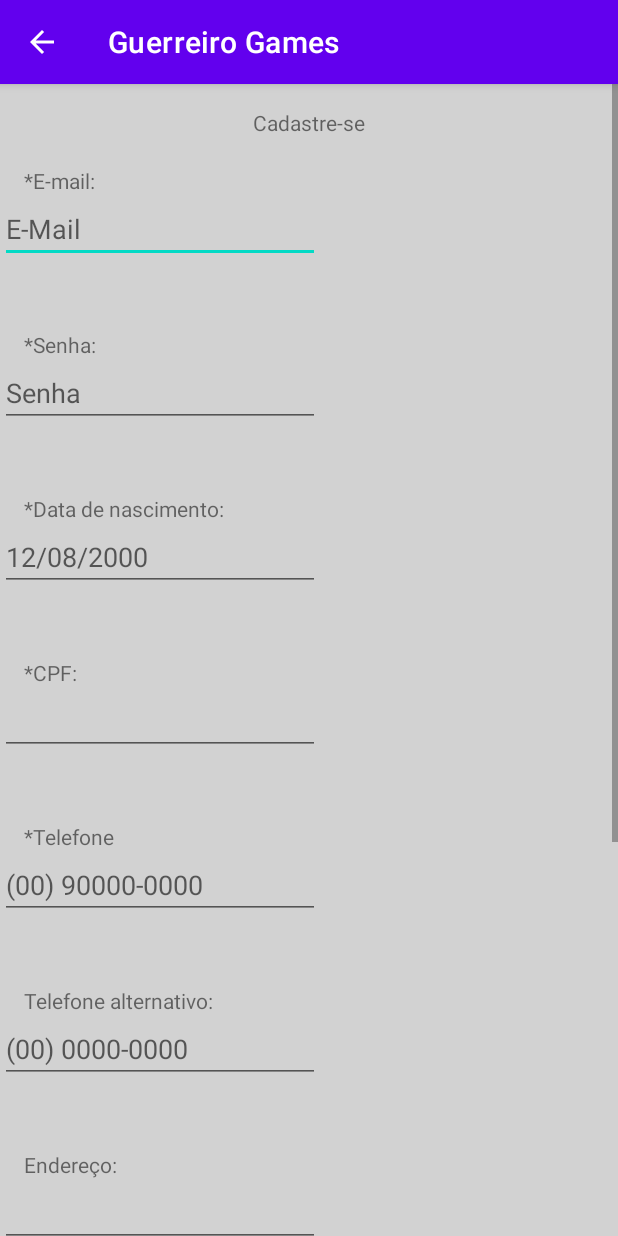
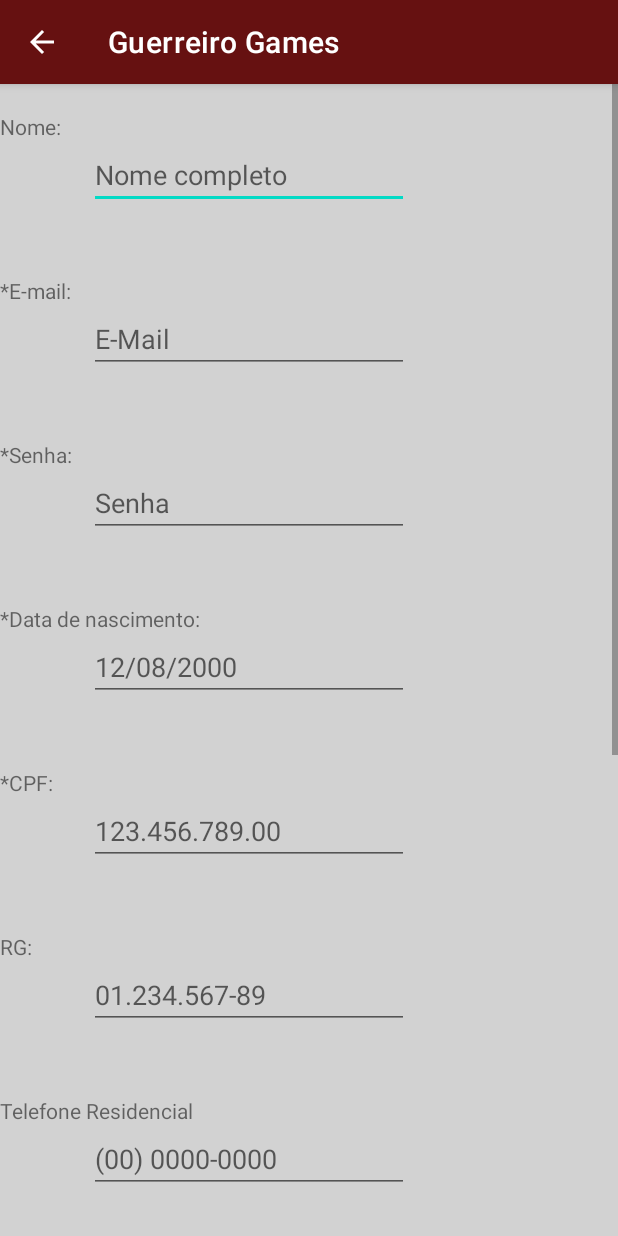
Before and after one commit to gionneves/Android, an Android app: the TelaCadastro screen opened directly, with no data from a screen before it, on a phone screen of 412 x 824 dp. Run offline under Robolectric (Android 15) with nearby library versions, the phone set to English and light mode, and no system bars.

Commit message:
Terminando formulario de cadastro

```diff
--- a/app/src/main/res/layout/activity_main.xml
+++ b/app/src/main/res/layout/activity_main.xml
@@ -12,6 +12,7 @@
         android:layout_width="wrap_content"
         android:layout_height="122dp"
         android:layout_marginTop="8dp"
+        app:layout_constraintEnd_toEndOf="parent"
         app:layout_constraintStart_toStartOf="parent"
         app:layout_constraintTop_toTopOf="parent"
         app:srcCompat="@drawable/gg_dez_oitenta" />
@@ -20,11 +21,11 @@
         android:id="@+id/loginGetEmail"
         android:layout_width="wrap_content"
         android:layout_height="wrap_content"
-        android:layout_marginStart="64dp"
         android:layout_marginTop="24dp"
         android:ems="10"
         android:hint="@string/get_text_email"
         android:inputType="textPersonName"
+        app:layout_constraintEnd_toEndOf="parent"
         app:layout_constraintStart_toStartOf="parent"
         app:layout_constraintTop_toBottomOf="@+id/imageView2" />
 
@@ -32,11 +33,11 @@
         android:id="@+id/loginGetPass"
         android:layout_width="wrap_content"
         android:layout_height="wrap_content"
-        android:layout_marginStart="64dp"
         android:layout_marginTop="12dp"
         android:ems="10"
         android:hint="@string/get_text_password"
         android:inputType="textPassword"
+        app:layout_constraintEnd_toEndOf="parent"
         app:layout_constraintStart_toStartOf="parent"
         app:layout_constraintTop_toBottomOf="@+id/loginGetEmail" />
 
@@ -44,10 +45,10 @@
         android:id="@+id/btn_login"
         android:layout_width="210dp"
         android:layout_height="48dp"
-        android:layout_marginStart="64dp"
         android:layout_marginTop="16dp"
         android:text="@string/btn_login"
         app:iconTint="#FFFFFF"
+        app:layout_constraintEnd_toEndOf="parent"
         app:layout_constraintStart_toStartOf="parent"
         app:layout_constraintTop_toBottomOf="@+id/loginGetPass" />
 
@@ -55,11 +56,11 @@
         android:id="@+id/btn_cadastro"
         android:layout_width="212dp"
         android:layout_height="47dp"
-        android:layout_marginStart="64dp"
         android:layout_marginTop="48dp"
         android:onClick="goTelaCadastro"
         android:text="@string/btn_cadastro"
         app:iconTint="#FFFFFF"
+        app:layout_constraintEnd_toEndOf="parent"
         app:layout_constraintStart_toStartOf="parent"
         app:layout_constraintTop_toBottomOf="@+id/btn_login" />
 
@@ -69,7 +70,7 @@
         android:layout_height="wrap_content"
         android:text="Esqueci a senha."
         app:layout_constraintEnd_toEndOf="parent"
-        app:layout_constraintHorizontal_bias="0.552"
+        app:layout_constraintHorizontal_bias="0.66"
         app:layout_constraintStart_toStartOf="parent"
         app:layout_constraintTop_toBottomOf="@+id/btn_login" />
 
--- a/app/src/main/res/layout/activity_tela_cadastro.xml
+++ b/app/src/main/res/layout/activity_tela_cadastro.xml
@@ -19,33 +19,33 @@
 
             <androidx.constraintlayout.widget.ConstraintLayout
                 android:layout_width="match_parent"
-                android:layout_height="1167dp">
+                android:layout_height="1318dp">
 
                 <TextView
-                    android:id="@+id/textViewTelefoneAlt"
+                    android:id="@+id/textViewTelefone"
                     android:layout_width="wrap_content"
                     android:layout_height="wrap_content"
-                    android:layout_marginStart="16dp"
-                    android:text="Telefone alternativo:"
-                    app:layout_constraintBottom_toTopOf="@+id/textGetTelefone2"
+                    android:text="*Telefone Celular:"
+                    app:layout_constraintBottom_toTopOf="@+id/textGetSmartphone"
                     app:layout_constraintStart_toStartOf="parent" />
 
                 <EditText
-                    android:id="@+id/textGetTelefone2"
+                    android:id="@+id/textGetSmartphone"
                     android:layout_width="wrap_content"
                     android:layout_height="wrap_content"
                     android:layout_marginBottom="64dp"
                     android:ems="10"
-                    android:hint="@string/text_telefoneAlt"
+                    android:hint="@string/text_telefone"
                     android:inputType="phone"
                     app:layout_constraintBottom_toTopOf="@+id/textGetEndereco"
+                    app:layout_constraintEnd_toEndOf="parent"
+                    app:layout_constraintHorizontal_bias="0.3"
                     app:layout_constraintStart_toStartOf="parent" />
 
                 <TextView
                     android:id="@+id/textViewEmail"
                     android:layout_width="wrap_content"
                     android:layout_height="wrap_content"
-                    android:layout_marginStart="16dp"
                     android:text="*E-mail:"
                     app:layout_constraintBottom_toTopOf="@+id/textGetEmail"
                     app:layout_constraintStart_toStartOf="parent" />
@@ -56,8 +56,11 @@
                     android:layout_height="wrap_content"
                     android:layout_marginBottom="64dp"
                     android:ems="10"
+                    android:hint="@string/text_CPF"
                     android:inputType="textPersonName"
-                    app:layout_constraintBottom_toTopOf="@+id/textGetPhone"
+                    app:layout_constraintBottom_toTopOf="@+id/textGetRG"
+                    app:layout_constraintEnd_toEndOf="parent"
+                    app:layout_constraintHorizontal_bias="0.3"
                     app:layout_constraintStart_toStartOf="parent" />
 
                 <EditText
@@ -66,19 +69,24 @@
                     android:layout_height="wrap_content"
                     android:layout_marginBottom="64dp"
                     android:ems="10"
+                    android:hint="@string/text_ruaEndereco"
                     android:inputType="textPersonName"
-                    app:layout_constraintBottom_toTopOf="@+id/textGetNumeroEnde"
+                    app:layout_constraintBottom_toTopOf="@+id/textGetComplemento"
+                    app:layout_constraintEnd_toEndOf="parent"
+                    app:layout_constraintHorizontal_bias="0.3"
                     app:layout_constraintStart_toStartOf="parent" />
 
                 <EditText
-                    android:id="@+id/textGetPhone"
+                    android:id="@+id/textGetPhoneResidencia"
                     android:layout_width="wrap_content"
                     android:layout_height="wrap_content"
                     android:layout_marginBottom="64dp"
                     android:ems="10"
-                    android:hint="@string/text_telefone"
+                    android:hint="@string/text_telefoneAlt"
                     android:inputType="phone"
-                    app:layout_constraintBottom_toTopOf="@+id/textGetTelefone2"
+                    app:layout_constraintBottom_toTopOf="@+id/textGetSmartphone"
+                    app:layout_constraintEnd_toEndOf="parent"
+                    app:layout_constraintHorizontal_bias="0.3"
                     app:layout_constraintStart_toStartOf="parent" />
 
                 <EditText
@@ -90,6 +98,8 @@
                     android:hint="@string/get_text_password"
                     android:inputType="textPassword"
                     app:layout_constraintBottom_toTopOf="@+id/textGetAniver"
+                    app:layout_constraintEnd_toEndOf="parent"
+                    app:layout_constraintHorizontal_bias="0.3"
                     app:layout_constraintStart_toStartOf="parent" />
 
                 <EditText
@@ -101,13 +111,14 @@
                     android:hint="@string/data_placeholder"
                     android:inputType="date"
                     app:layout_constraintBottom_toTopOf="@+id/textGetCPF"
+                    app:layout_constraintEnd_toEndOf="parent"
+                    app:layout_constraintHorizontal_bias="0.3"
                     app:layout_constraintStart_toStartOf="parent" />
 
                 <TextView
                     android:id="@+id/textViewCPF"
                     android:layout_width="wrap_content"
                     android:layout_height="wrap_content"
-                    android:layout_marginStart="16dp"
                     android:text="*CPF:"
                     app:layout_constraintBottom_toTopOf="@+id/textGetCPF"
                     app:layout_constraintStart_toStartOf="parent" />
@@ -116,7 +127,6 @@
                     android:id="@+id/textViewSenha"
                     android:layout_width="wrap_content"
                     android:layout_height="wrap_content"
-                    android:layout_marginStart="16dp"
                     android:text="*Senha:"
                     app:layout_constraintBottom_toTopOf="@+id/textGetPass"
                     app:layout_constraintStart_toStartOf="parent" />
@@ -125,7 +135,6 @@
                     android:id="@+id/textViewDataNasc"
                     android:layout_width="wrap_content"
                     android:layout_height="wrap_content"
-                    android:layout_marginStart="16dp"
                     android:text="*Data de nascimento:"
                     app:layout_constraintBottom_toTopOf="@+id/textGetAniver"
                     app:layout_constraintStart_toStartOf="parent" />
@@ -139,43 +148,45 @@
                     android:hint="@string/get_text_email"
                     android:inputType="textEmailAddress"
                     app:layout_constraintBottom_toTopOf="@+id/textGetPass"
+                    app:layout_constraintEnd_toEndOf="parent"
+                    app:layout_constraintHorizontal_bias="0.3"
                     app:layout_constraintStart_toStartOf="parent" />
 
                 <TextView
-                    android:id="@+id/textViewTelefone"
+                    android:id="@+id/textViewTelefoneResidencial"
                     android:layout_width="wrap_content"
                     android:layout_height="wrap_content"
-                    android:layout_marginStart="16dp"
-                    android:text="*Telefone"
-                    app:layout_constraintBottom_toTopOf="@+id/textGetPhone"
+                    android:text="Telefone Residencial"
+                    app:layout_constraintBottom_toTopOf="@+id/textGetPhoneResidencia"
                     app:layout_constraintStart_toStartOf="parent" />
 
                 <TextView
                     android:id="@+id/textViewEndereco"
                     android:layout_width="wrap_content"
                     android:layout_height="wrap_content"
-                    android:layout_marginStart="16dp"
                     android:text="Endereço:"
                     app:layout_constraintBottom_toTopOf="@+id/textGetEndereco"
                     app:layout_constraintStart_toStartOf="parent" />
 
                 <EditText
-                    android:id="@+id/textGetNumeroEnde"
+                    android:id="@+id/textGetComplemento"
                     android:layout_width="wrap_content"
                     android:layout_height="wrap_content"
                     android:layout_marginBottom="64dp"
                     android:ems="10"
+                    android:hint="@string/text_complemento"
                     android:inputType="number"
                     app:layout_constraintBottom_toTopOf="@+id/textGetCEP"
+                    app:layout_constraintEnd_toEndOf="parent"
+                    app:layout_constraintHorizontal_bias="0.3"
                     app:layout_constraintStart_toStartOf="parent" />
 
                 <TextView
-                    android:id="@+id/textViewNumeroEnde"
+                    android:id="@+id/textViewComplemento"
                     android:layout_width="wrap_content"
                     android:layout_height="wrap_content"
-                    android:layout_marginStart="16dp"
-                    android:text="Número:"
-                    app:layout_constraintBottom_toTopOf="@+id/textGetNumeroEnde"
+                    android:text="Complemento:"
+                    app:layout_constraintBottom_toTopOf="@+id/textGetComplemento"
                     app:layout_constraintStart_toStartOf="parent" />
 
                 <EditText
@@ -184,49 +195,82 @@
                     android:layout_height="wrap_content"
                     android:layout_marginBottom="64dp"
                     android:ems="10"
+                    android:hint="@string/get_text_password"
                     android:inputType="textPersonName"
                     android:text=""
                     app:layout_constraintBottom_toTopOf="@+id/textGetMunicipio"
+                    app:layout_constraintEnd_toEndOf="parent"
+                    app:layout_constraintHorizontal_bias="0.3"
                     app:layout_constraintStart_toStartOf="parent" />
 
                 <TextView
                     android:id="@+id/textViewCEP"
                     android:layout_width="wrap_content"
                     android:layout_height="wrap_content"
-                    android:layout_marginStart="16dp"
                     android:text="CEP:"
                     app:layout_constraintBottom_toTopOf="@+id/textGetCEP"
                     app:layout_constraintStart_toStartOf="parent" />
-
-                <TextView
-                    android:id="@+id/textViewCadastrese"
-                    android:layout_width="wrap_content"
-                    android:layout_height="wrap_content"
-                    android:layout_marginTop="16dp"
-                    android:gravity="start|right"
-                    android:text="Cadastre-se"
-                    app:layout_constraintEnd_toEndOf="parent"
-                    app:layout_constraintStart_toStartOf="parent"
-                    app:layout_constraintTop_toTopOf="parent" />
 
                 <EditText
                     android:id="@+id/textGetMunicipio"
                     android:layout_width="wrap_content"
                     android:layout_height="wrap_content"
-                    android:layout_marginBottom="64dp"
+                    android:layout_marginBottom="32dp"
                     android:ems="10"
                     android:inputType="textPersonName"
-                    android:text="Name"
                     app:layout_constraintBottom_toBottomOf="parent"
+                    app:layout_constraintEnd_toEndOf="parent"
+                    app:layout_constraintHorizontal_bias="0.3"
                     app:layout_constraintStart_toStartOf="parent" />
 
                 <TextView
                     android:id="@+id/textViewMunicipio"
                     android:layout_width="wrap_content"
                     android:layout_height="wrap_content"
-                    android:layout_marginStart="16dp"
-                    android:text="TextView"
+                    android:text="Munícipio:"
                     app:layout_constraintBottom_toTopOf="@+id/textGetMunicipio"
+                    app:layout_constraintStart_toStartOf="parent" />
+
+                <EditText
+                    android:id="@+id/textGetNome"
+                    android:layout_width="wrap_content"
+                    android:layout_height="wrap_content"
+                    android:layout_marginBottom="64dp"
+                    android:ems="10"
+                    android:hint="@string/text_nome"
+                    android:inputType="textPersonName"
+                    app:layout_constraintBottom_toTopOf="@+id/textGetEmail"
+                    app:layout_constraintEnd_toEndOf="parent"
+                    app:layout_constraintHorizontal_bias="0.3"
+                    app:layout_constraintStart_toStartOf="parent" />
+
+                <TextView
+                    android:id="@+id/textViewNome"
+                    android:layout_width="wrap_content"
+                    android:layout_height="wrap_content"
+                    android:text="Nome:"
+                    app:layout_constraintBottom_toTopOf="@+id/textGetNome"
+                    app:layout_constraintStart_toStartOf="parent" />
+
+                <EditText
+                    android:id="@+id/textGetRG"
+                    android:layout_width="wrap_content"
+                    android:layout_height="wrap_content"
+                    android:layout_marginBottom="64dp"
+                    android:ems="10"
+                    android:hint="@string/text_RG"
+                    android:inputType="number"
+                    app:layout_constraintBottom_toTopOf="@+id/textGetPhoneResidencia"
+                    app:layout_constraintEnd_toEndOf="parent"
+                    app:layout_constraintHorizontal_bias="0.3"
+                    app:layout_constraintStart_toStartOf="parent" />
+
+                <TextView
+                    android:id="@+id/textViewRG"
+                    android:layout_width="wrap_content"
+                    android:layout_height="wrap_content"
+                    android:text="RG:"
+                    app:layout_constraintBottom_toTopOf="@+id/textGetRG"
                     app:layout_constraintStart_toStartOf="parent" />
 
             </androidx.constraintlayout.widget.ConstraintLayout>
--- a/app/src/main/res/values/colors.xml
+++ b/app/src/main/res/values/colors.xml
@@ -1,8 +1,8 @@
 <?xml version="1.0" encoding="utf-8"?>
 <resources>
-    <color name="purple_200">#FFBB86FC</color>
-    <color name="purple_500">#FF6200EE</color>
-    <color name="purple_700">#FF3700B3</color>
+    <color name="purple_200">#FF992222</color>
+    <color name="purple_500">#FF661111</color>
+    <color name="purple_700">#FF370000</color>
     <color name="teal_200">#FF03DAC5</color>
     <color name="teal_700">#FF018786</color>
     <color name="black">#FF000000</color>
--- a/app/src/main/res/values/strings.xml
+++ b/app/src/main/res/values/strings.xml
@@ -1,10 +1,17 @@
 <resources>
     <string name="app_name">Guerreiro Games</string>
     <string name="get_text_email">E-Mail</string>
+    <string name="text_nome">Nome completo</string>
     <string name="get_text_password">Senha</string>
     <string name="btn_login">Entrar.</string>
     <string name="btn_cadastro">Cadastrar-se</string>
     <string name="data_placeholder">12/08/2000</string>
     <string name="text_telefone">(00) 90000-0000</string>
     <string name="text_telefoneAlt">(00) 0000-0000</string>
+    <string name="text_CPF">123.456.789.00</string>
+    <string name="text_RG">01.234.567-89</string>
+    <string name="text_ruaEndereco">Rua Fernando Ivan, 99</string>
+    <string name="text_complemento">casa/ap. 02, box 3</string>
+    <string name="text_CEP">00000-000</string>
+    <string name="text_municipio">SP-Osasco</string>
 </resources>
```
